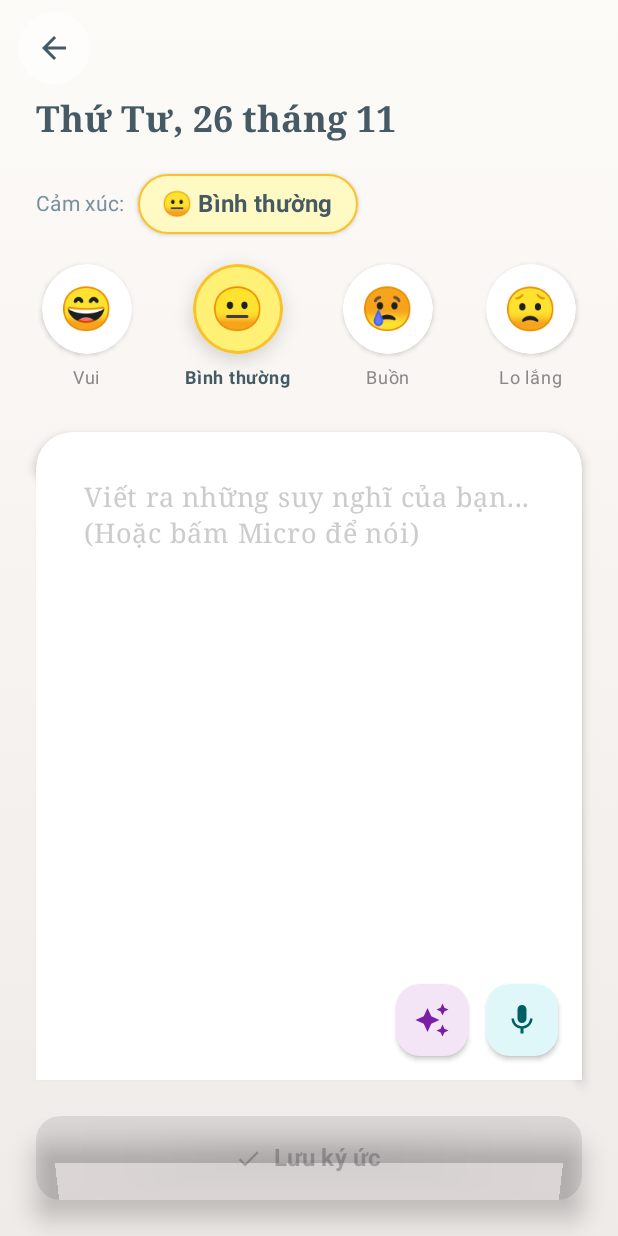
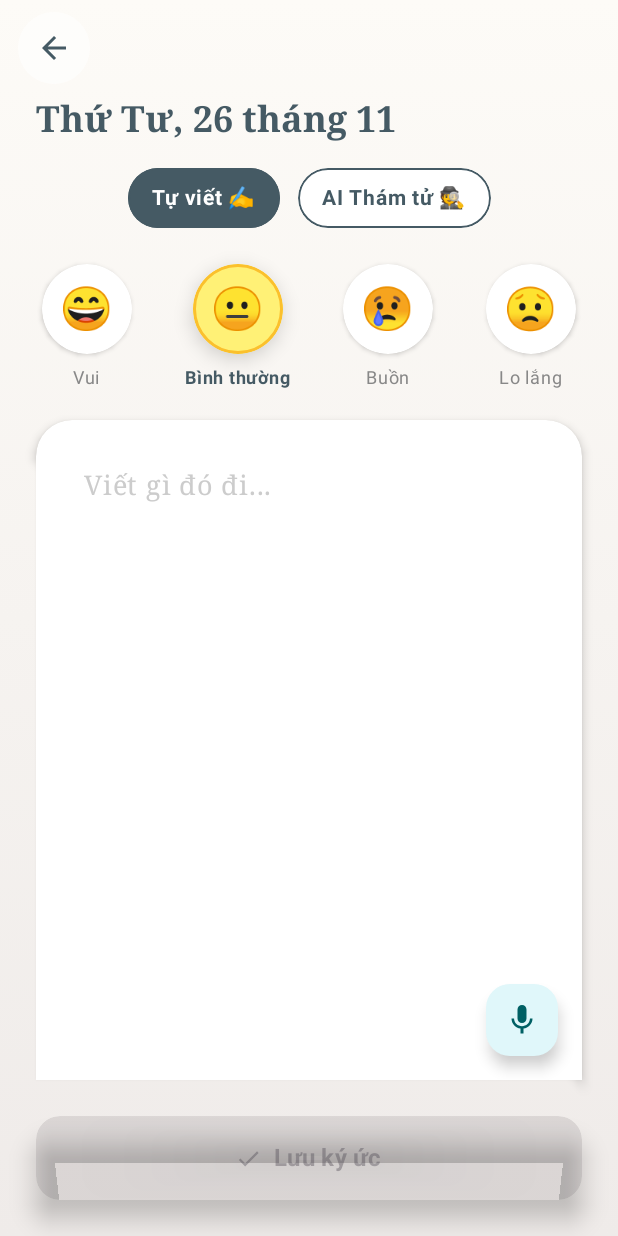
Before and after one commit to NguyenVanHung2004/2526I_INT3120_1_GROUP_3, an Android app built with Jetpack Compose: the EntryScreen screen opened through its navigation route, on a phone screen of 412 x 824 dp. Run offline under Robolectric (Android 15) with nearby library versions, the phone set to English and light mode, and no system bars; libraries missing offline, so code that uses them is left out: com.google.ai.client.

Commit message:
Use AI to track noti and usage time to write journal auto

```diff
--- a/app/src/main/java/com/example/aijournalingapp/ui/entry/EntryScreen.kt
+++ b/app/src/main/java/com/example/aijournalingapp/ui/entry/EntryScreen.kt
@@ -1,11 +1,13 @@
 package com.example.aijournalingapp.ui.entry
 
 import android.app.Activity
+import android.content.Context
 import android.content.Intent
+import android.provider.Settings
 import android.speech.RecognizerIntent
 import androidx.activity.compose.rememberLauncherForActivityResult
 import androidx.activity.result.contract.ActivityResultContracts
-import androidx.compose.animation.animateColorAsState
+import androidx.compose.animation.*
 import androidx.compose.animation.core.tween
 import androidx.compose.foundation.BorderStroke
 import androidx.compose.foundation.background
@@ -15,10 +17,7 @@ import androidx.compose.foundation.layout.*
 import androidx.compose.foundation.shape.CircleShape
 import androidx.compose.foundation.shape.RoundedCornerShape
 import androidx.compose.material.icons.Icons
-import androidx.compose.material.icons.filled.ArrowBack
-import androidx.compose.material.icons.filled.AutoAwesome // Icon ngôi sao cho AI
-import androidx.compose.material.icons.filled.Check
-import androidx.compose.material.icons.filled.Mic
+import androidx.compose.material.icons.filled.*
 import androidx.compose.material3.*
 import androidx.compose.runtime.Composable
 import androidx.compose.runtime.getValue
@@ -39,7 +38,7 @@ import java.text.SimpleDateFormat
 import java.util.Date
 import java.util.Locale
 
-// Màu sắc chủ đạo
+// Màu sắc
 private val BgGradientStart = Color(0xFFFDFBF7)
 private val BgGradientEnd = Color(0xFFEFEBE9)
 private val SurfaceColor = Color.White
@@ -49,18 +48,14 @@ private val AccentColor = Color(0xFF78909C)
 @OptIn(ExperimentalMaterial3Api::class)
 @Composable
 fun EntryScreen(viewModel: EntryViewModel = viewModel(), onNavigateBack: () -> Unit) {
-    val moodSuggestions = mapOf("Vui" to "😄", "Bình thường" to "😐", "Buồn" to "😢", "Lo lắng" to "😟")
+    val moodMap = mapOf("Vui" to "😄", "Bình thường" to "😐", "Buồn" to "😢", "Lo lắng" to "😟")
+    val context = LocalContext.current
 
-    // Launcher giọng nói
-    val speechRecognizerLauncher = rememberLauncherForActivityResult(
-        contract = ActivityResultContracts.StartActivityForResult()
-    ) { result ->
+    // Launcher: Giọng nói
+    val speechLauncher = rememberLauncherForActivityResult(ActivityResultContracts.StartActivityForResult()) { result ->
         if (result.resultCode == Activity.RESULT_OK) {
-            val data = result.data
-            val spokenText = data?.getStringArrayListExtra(RecognizerIntent.EXTRA_RESULTS)?.get(0)
-            if (spokenText != null) {
-                viewModel.content = if (viewModel.content.isBlank()) spokenText else "${viewModel.content} $spokenText"
-            }
+            val text = result.data?.getStringArrayListExtra(RecognizerIntent.EXTRA_RESULTS)?.get(0)
+            if (text != null) viewModel.content = if (viewModel.content.isBlank()) text else "${viewModel.content} $text"
         }
     }
 
@@ -70,12 +65,11 @@ fun EntryScreen(viewModel: EntryViewModel = viewModel(), onNavigateBack: () -> U
         containerColor = Color.Transparent,
         topBar = {
             TopAppBar(
-                title = { },
+                title = {},
                 navigationIcon = {
-                    IconButton(
-                        onClick = onNavigateBack,
-                        modifier = Modifier.padding(8.dp).background(Color.White.copy(alpha = 0.6f), CircleShape)
-                    ) { Icon(Icons.Default.ArrowBack, null, tint = TextPrimary) }
+                    IconButton(onClick = onNavigateBack, modifier = Modifier.padding(8.dp).background(Color.White.copy(0.6f), CircleShape)) {
+                        Icon(Icons.Default.ArrowBack, null, tint = TextPrimary)
+                    }
                 },
                 colors = TopAppBarDefaults.topAppBarColors(containerColor = Color.Transparent)
             )
@@ -87,11 +81,14 @@ fun EntryScreen(viewModel: EntryViewModel = viewModel(), onNavigateBack: () -> U
                     modifier = Modifier.fillMaxWidth().height(56.dp),
                     colors = ButtonDefaults.buttonColors(containerColor = TextPrimary),
                     shape = RoundedCornerShape(16.dp),
-                    enabled = viewModel.content.isNotBlank()
+                    enabled = viewModel.content.isNotBlank() && !viewModel.isAnalyzing
                 ) {
-                    Icon(Icons.Default.Check, contentDescription = null, modifier = Modifier.size(18.dp))
-                    Spacer(modifier = Modifier.width(8.dp))
-                    Text("Lưu ký ức", fontSize = 16.sp, fontWeight = FontWeight.Bold)
+                    if (viewModel.isAnalyzing) CircularProgressIndicator(modifier = Modifier.size(24.dp), color = Color.White)
+                    else {
+                        Icon(Icons.Default.Check, null, modifier = Modifier.size(18.dp))
+                        Spacer(modifier = Modifier.width(8.dp))
+                        Text("Lưu ký ức", fontSize = 16.sp, fontWeight = FontWeight.Bold)
+                    }
                 }
             }
         }
@@ -99,138 +96,112 @@ fun EntryScreen(viewModel: EntryViewModel = viewModel(), onNavigateBack: () -> U
         Box(modifier = Modifier.fillMaxSize().background(Brush.verticalGradient(listOf(BgGradientStart, BgGradientEnd))))
 
         Column(modifier = Modifier.padding(padding).padding(horizontal = 24.dp).fillMaxSize()) {
-            // Header
-            Text(
-                text = currentDate.replaceFirstChar { if (it.isLowerCase()) it.titlecase(Locale.getDefault()) else it.toString() },
-                style = MaterialTheme.typography.headlineSmall.copy(fontWeight = FontWeight.Bold, fontFamily = FontFamily.Serif, color = TextPrimary)
-            )
-            // [MỚI] Hiển thị Cảm xúc hiện tại (AI chọn hoặc Người dùng chọn)
+
+            Text(currentDate.replaceFirstChar { it.titlecase() }, style = MaterialTheme.typography.headlineSmall.copy(fontWeight = FontWeight.Bold, fontFamily = FontFamily.Serif, color = TextPrimary))
+            Spacer(modifier = Modifier.height(16.dp))
+
+            // --- TOGGLE CHUYỂN CHẾ ĐỘ ---
+            Row(modifier = Modifier.fillMaxWidth(), horizontalArrangement = Arrangement.Center) {
+                ModeChip(text = "Tự viết ✍️", isSelected = !viewModel.isAiMode) { viewModel.isAiMode = false }
+                Spacer(modifier = Modifier.width(12.dp))
+                ModeChip(text = "AI Thám tử 🕵️", isSelected = viewModel.isAiMode) { viewModel.isAiMode = true }
+            }
+
             Spacer(modifier = Modifier.height(20.dp))
-            Row(verticalAlignment = Alignment.CenterVertically) {
-                Text("Cảm xúc:", style = MaterialTheme.typography.bodyMedium, color = AccentColor)
-                Spacer(modifier = Modifier.width(8.dp))
 
-                // Chip hiển thị cảm xúc Dynamic
-                Surface(
-                    shape = RoundedCornerShape(50),
-                    color = Color(0xFFFFF9C4), // Vàng nhạt
-                    border = BorderStroke(1.dp, Color(0xFFFBC02D)),
-                    shadowElevation = 2.dp
-                ) {
-                    Text(
-                        text = "${viewModel.selectedEmoji} ${viewModel.selectedMood}",
-                        modifier = Modifier.padding(horizontal = 16.dp, vertical = 8.dp),
-                        style = MaterialTheme.typography.titleMedium.copy(fontWeight = FontWeight.Bold, color = TextPrimary)
-                    )
+            // MOOD DISPLAY
+            AnimatedVisibility(visible = !viewModel.isAiMode, enter = fadeIn(), exit = fadeOut()) {
+                Row(horizontalArrangement = Arrangement.SpaceBetween, modifier = Modifier.fillMaxWidth()) {
+                    moodMap.forEach { (mood, emoji) ->
+                        MoodItem(text = mood, emoji = emoji, isSelected = viewModel.selectedMood == mood, onClick = { viewModel.selectedMood = mood; viewModel.selectedEmoji = emoji })
+                    }
                 }
             }
-
-            // Danh sách gợi ý (để chọn nhanh nếu muốn đổi)
-            Spacer(modifier = Modifier.height(16.dp))
-            Row(horizontalArrangement = Arrangement.SpaceBetween, modifier = Modifier.fillMaxWidth()) {
-                moodSuggestions.forEach { (mood, emoji) ->
-                    MoodItem(
-                        text = mood,
-                        emoji = emoji,
-                        // Chỉ highlight nếu mood trùng khớp hoàn toàn
-                        isSelected = viewModel.selectedMood == mood,
-                        onClick = {
-                            viewModel.selectedMood = mood
-                            viewModel.selectedEmoji = emoji
-                        }
-                    )
-                }
-            }
-
-            // [MỚI] Khu vực hiển thị Lời khuyên AI
-            if (viewModel.generatedAdvice.isNotBlank()) {
-                Spacer(modifier = Modifier.height(24.dp))
-                Card(
-                    colors = CardDefaults.cardColors(containerColor = Color(0xFFE0F2F1)), // Màu xanh ngọc nhạt
-                    shape = RoundedCornerShape(12.dp),
-                    modifier = Modifier.fillMaxWidth()
-                ) {
-                    Row(modifier = Modifier.padding(16.dp), verticalAlignment = Alignment.CenterVertically) {
-                        Icon(Icons.Default.AutoAwesome, null, tint = Color(0xFF00695C), modifier = Modifier.size(24.dp))
-                        Spacer(modifier = Modifier.width(12.dp))
-                        Text(
-                            text = viewModel.generatedAdvice,
-                            style = MaterialTheme.typography.bodyMedium.copy(fontStyle = FontStyle.Italic, lineHeight = 20.sp),
-                            color = Color(0xFF004D40)
-                        )
+            // Khi AI chọn Mood thì hiện chip kết quả
+            AnimatedVisibility(visible = viewModel.isAiMode && viewModel.selectedMood != "Bình thường", enter = fadeIn()) {
+                Row(verticalAlignment = Alignment.CenterVertically) {
+                    Text("Tâm trạng:", style = MaterialTheme.typography.labelMedium, color = AccentColor)
+                    Spacer(modifier = Modifier.width(8.dp))
+                    Surface(shape = RoundedCornerShape(50), color = Color(0xFFFFF9C4), border = BorderStroke(1.dp, Color(0xFFFBC02D))) {
+                        Text("${viewModel.selectedEmoji} ${viewModel.selectedMood}", modifier = Modifier.padding(horizontal = 12.dp, vertical = 6.dp), style = MaterialTheme.typography.titleSmall.copy(color = TextPrimary))
                     }
                 }
             }
 
-            Spacer(modifier = Modifier.height(24.dp))
+            // AI ADVICE CARD
+            if (viewModel.generatedAdvice.isNotBlank()) {
+                Spacer(modifier = Modifier.height(16.dp))
+                Card(colors = CardDefaults.cardColors(containerColor = Color(0xFFE0F2F1)), shape = RoundedCornerShape(12.dp), modifier = Modifier.fillMaxWidth()) {
+                    Row(modifier = Modifier.padding(16.dp), verticalAlignment = Alignment.CenterVertically) {
+                        Icon(Icons.Default.AutoAwesome, null, tint = Color(0xFF00695C), modifier = Modifier.size(24.dp))
+                        Spacer(modifier = Modifier.width(12.dp))
+                        Text(viewModel.generatedAdvice, style = MaterialTheme.typography.bodyMedium.copy(fontStyle = FontStyle.Italic), color = Color(0xFF004D40))
+                    }
+                }
+            }
 
-            // Vùng nhập liệu
-            Box(
-                modifier = Modifier
-                    .weight(1f)
-                    .shadow(elevation = 4.dp, shape = RoundedCornerShape(topStart = 24.dp, topEnd = 24.dp))
-                    .clip(RoundedCornerShape(topStart = 24.dp, topEnd = 24.dp))
-                    .background(SurfaceColor)
-            ) {
+            Spacer(modifier = Modifier.height(16.dp))
+
+            // TEXT FIELD
+            Box(modifier = Modifier.weight(1f).shadow(4.dp, RoundedCornerShape(topStart = 24.dp, topEnd = 24.dp)).clip(RoundedCornerShape(topStart = 24.dp, topEnd = 24.dp)).background(SurfaceColor)) {
                 TextField(
                     value = viewModel.content,
                     onValueChange = { viewModel.content = it },
-                    modifier = Modifier.fillMaxSize().padding(16.dp).padding(bottom = 70.dp), // Chừa chỗ cho nút chức năng
-                    colors = TextFieldDefaults.colors(
-                        focusedContainerColor = Color.Transparent,
-                        unfocusedContainerColor = Color.Transparent,
-                        focusedIndicatorColor = Color.Transparent,
-                        unfocusedIndicatorColor = Color.Transparent,
-                        cursorColor = TextPrimary
-                    ),
+                    modifier = Modifier.fillMaxSize().padding(16.dp).padding(bottom = if (viewModel.isAiMode) 70.dp else 0.dp),
+                    colors = TextFieldDefaults.colors(focusedContainerColor = Color.Transparent, unfocusedContainerColor = Color.Transparent, focusedIndicatorColor = Color.Transparent, unfocusedIndicatorColor = Color.Transparent, cursorColor = TextPrimary),
                     placeholder = {
-                        if (viewModel.isAnalyzing) {
-                            Text("Đang suy ngẫm về câu chuyện của bạn...", color = AccentColor, fontStyle = FontStyle.Italic)
-                        } else {
-                            Text("Viết ra những suy nghĩ của bạn...\n(Hoặc bấm Micro để nói)", color = Color.LightGray, fontSize = 18.sp, fontFamily = FontFamily.Serif)
-                        }
+                        if (viewModel.isAnalyzing) Text("AI đang điều tra...", color = AccentColor, fontStyle = FontStyle.Italic)
+                        else Text(if (viewModel.isAiMode) "Bấm nút bên dưới để AI soi điện thoại bạn..." else "Viết gì đó đi...", color = Color.LightGray, fontSize = 18.sp, fontFamily = FontFamily.Serif)
                     },
                     textStyle = MaterialTheme.typography.bodyLarge.copy(fontSize = 18.sp, color = TextPrimary, lineHeight = 28.sp, fontFamily = FontFamily.Serif),
                     readOnly = viewModel.isAnalyzing
                 )
 
-                // Cụm nút chức năng (AI & Micro) ở góc phải dưới
-                Row(
-                    modifier = Modifier.align(Alignment.BottomEnd).padding(16.dp),
-                    horizontalArrangement = Arrangement.spacedBy(12.dp)
-                ) {
-                    // [MỚI] Nút 1: AI Phân Tích (Màu tím)
-                    FloatingActionButton(
-                        onClick = { viewModel.analyzeJournal() },
-                        containerColor = Color(0xFFF3E5F5), // Tím nhạt
-                        contentColor = Color(0xFF7B1FA2),
-                        elevation = FloatingActionButtonDefaults.elevation(2.dp),
-                        modifier = Modifier.size(48.dp)
-                    ) {
-                        if (viewModel.isAnalyzing) {
-                            // Hiệu ứng loading khi đang phân tích
-                            CircularProgressIndicator(modifier = Modifier.size(24.dp), strokeWidth = 2.dp, color = Color(0xFF7B1FA2))
-                        } else {
-                            Icon(Icons.Default.AutoAwesome, contentDescription = "AI Analyze", modifier = Modifier.size(24.dp))
-                        }
-                    }
+                // THANH CÔNG CỤ (Chỉ hiện Mic & AI Scan)
+                Row(modifier = Modifier.align(Alignment.BottomEnd).padding(16.dp), horizontalArrangement = Arrangement.spacedBy(12.dp)) {
 
-                    // Nút 2: Voice Input (Màu xanh)
+                    // Nút Voice (Hiện ở cả 2 chế độ cho tiện)
                     FloatingActionButton(
                         onClick = {
                             val intent = Intent(RecognizerIntent.ACTION_RECOGNIZE_SPEECH).apply {
                                 putExtra(RecognizerIntent.EXTRA_LANGUAGE_MODEL, RecognizerIntent.LANGUAGE_MODEL_FREE_FORM)
                                 putExtra(RecognizerIntent.EXTRA_LANGUAGE, "vi-VN")
-                                putExtra(RecognizerIntent.EXTRA_PROMPT, "Đang lắng nghe...")
                             }
-                            try { speechRecognizerLauncher.launch(intent) } catch (e: Exception) { }
+                            try { speechLauncher.launch(intent) } catch (e: Exception) { }
                         },
-                        modifier = Modifier.size(48.dp),
-                        containerColor = Color(0xFFE0F7FA),
-                        contentColor = Color(0xFF006064),
-                        elevation = FloatingActionButtonDefaults.elevation(2.dp)
-                    ) {
-                        Icon(Icons.Default.Mic, contentDescription = "Voice", modifier = Modifier.size(24.dp))
+                        modifier = Modifier.size(48.dp), containerColor = Color(0xFFE0F7FA), contentColor = Color(0xFF006064)
+                    ) { Icon(Icons.Default.Mic, "Voice") }
+
+                    // Nút Smart Scan (Chỉ hiện khi ở chế độ AI)
+                    AnimatedVisibility(visible = viewModel.isAiMode, enter = expandHorizontally(), exit = shrinkHorizontally()) {
+                        FloatingActionButton(
+                            onClick = {
+                                // Check quyền Usage Stats
+                                val appOps = context.getSystemService(Context.APP_OPS_SERVICE) as android.app.AppOpsManager
+                                val mode = appOps.checkOpNoThrow(android.app.AppOpsManager.OPSTR_GET_USAGE_STATS, android.os.Process.myUid(), context.packageName)
+                                val hasUsage = mode == android.app.AppOpsManager.MODE_ALLOWED
+
+                                // Check quyền Notification
+                                val listeners = Settings.Secure.getString(context.contentResolver, "enabled_notification_listeners")
+                                val hasNoti = listeners != null && listeners.contains(context.packageName)
+
+                                if (hasUsage && hasNoti) {
+                                    viewModel.generateSmartDiary(context)
+                                } else {
+                                    if (!hasUsage) context.startActivity(Intent(Settings.ACTION_USAGE_ACCESS_SETTINGS))
+                                    else context.startActivity(Intent(Settings.ACTION_NOTIFICATION_LISTENER_SETTINGS))
+                                }
+                            },
+                            containerColor = Color(0xFFE3F2FD), contentColor = Color(0xFF1565C0), modifier = Modifier.size(48.dp).padding(start = 12.dp)
+                        ) { Icon(Icons.Default.Visibility, "Smart Scan") }
+                    }
+
+                    // Nút Analyze thủ công (Chỉ hiện khi ở chế độ Tự viết)
+                    AnimatedVisibility(visible = !viewModel.isAiMode && viewModel.content.isNotBlank(), enter = expandHorizontally(), exit = shrinkHorizontally()) {
+                        FloatingActionButton(
+                            onClick = { viewModel.analyzeJournal() },
+                            containerColor = Color(0xFFF3E5F5), contentColor = Color(0xFF7B1FA2), modifier = Modifier.size(48.dp).padding(start = 12.dp)
+                        ) { Icon(Icons.Default.AutoAwesome, "Analyze") }
                     }
                 }
             }
@@ -239,17 +210,29 @@ fun EntryScreen(viewModel: EntryViewModel = viewModel(), onNavigateBack: () -> U
 }
 
 @Composable
-fun MoodItem(text: String, emoji: String, isSelected: Boolean, onClick: () -> Unit) {
-    val backgroundColor by animateColorAsState(if (isSelected) Color(0xFFFFF176) else Color.White, label = "color")
-    val shadowElevation = if (isSelected) 8.dp else 2.dp
+fun ModeChip(text: String, isSelected: Boolean, onClick: () -> Unit) {
+    val bgColor by animateColorAsState(if (isSelected) Color(0xFF455A64) else Color.White, label = "bg")
+    val textColor by animateColorAsState(if (isSelected) Color.White else Color(0xFF455A64), label = "text")
 
-    Column(horizontalAlignment = Alignment.CenterHorizontally, modifier = Modifier.padding(4.dp).clickable(indication = null, interactionSource = null) { onClick() }) {
-        Box(
-            contentAlignment = Alignment.Center,
-            modifier = Modifier.size(60.dp).shadow(shadowElevation, CircleShape).background(backgroundColor, CircleShape)
-                .border(width = if (isSelected) 2.dp else 0.dp, color = if (isSelected) Color(0xFFFBC02D) else Color.Transparent, shape = CircleShape)
-        ) { Text(emoji, fontSize = 28.sp) }
-        Spacer(modifier = Modifier.height(8.dp))
-        Text(text = text, style = MaterialTheme.typography.labelMedium, color = if (isSelected) TextPrimary else Color.Gray, fontWeight = if (isSelected) FontWeight.Bold else FontWeight.Normal)
+    Box(
+        modifier = Modifier
+            .clip(RoundedCornerShape(50))
+            .background(bgColor)
+            .border(1.dp, Color(0xFF455A64), RoundedCornerShape(50))
+            .clickable { onClick() }
+            .padding(horizontal = 16.dp, vertical = 8.dp)
+    ) {
+        Text(text, color = textColor, fontWeight = FontWeight.Bold, fontSize = 14.sp)
     }
 }
+
+@Composable
+fun MoodItem(text: String, emoji: String, isSelected: Boolean, onClick: () -> Unit) {
+    val bg by animateColorAsState(if (isSelected) Color(0xFFFFF176) else Color.White, label = "color")
+    val shadow = if (isSelected) 8.dp else 2.dp
+    Column(horizontalAlignment = Alignment.CenterHorizontally, modifier = Modifier.padding(4.dp).clickable(indication = null, interactionSource = null) { onClick() }) {
+        Box(contentAlignment = Alignment.Center, modifier = Modifier.size(60.dp).shadow(shadow, CircleShape).background(bg, CircleShape).border(if (isSelected) 2.dp else 0.dp, if (isSelected) Color(0xFFFBC02D) else Color.Transparent, CircleShape)) { Text(emoji, fontSize = 28.sp) }
+        Spacer(modifier = Modifier.height(8.dp))
+        Text(text, style = MaterialTheme.typography.labelMedium, color = if (isSelected) TextPrimary else Color.Gray, fontWeight = if (isSelected) FontWeight.Bold else FontWeight.Normal)
+    }
+}
--- a/app/src/main/java/com/example/aijournalingapp/ui/home/HomeScreen.kt
+++ b/app/src/main/java/com/example/aijournalingapp/ui/home/HomeScreen.kt
@@ -38,7 +38,7 @@ fun HomeScreen(navController: NavController, viewModel: HomeViewModel = viewMode
 
     Box(modifier = Modifier.fillMaxSize().background(BgColor)) {
         LazyColumn(
-            contentPadding = PaddingValues(bottom = 80.dp), // Chừa chỗ cho FAB
+            contentPadding = PaddingValues(bottom = 80.dp,top = 30.dp), // Chừa chỗ cho FAB
             modifier = Modifier.fillMaxSize()
         ) {
             // 1. Header
```
Also changed, not shown: app/src/main/AndroidManifest.xml (+9 -1 lines), app/src/main/java/com/example/aijournalingapp/MyNotificationListenerService.kt (added, +42 -0 lines), app/src/main/java/com/example/aijournalingapp/ui/entry/EntryViewModel.kt (+91 -26 lines).
